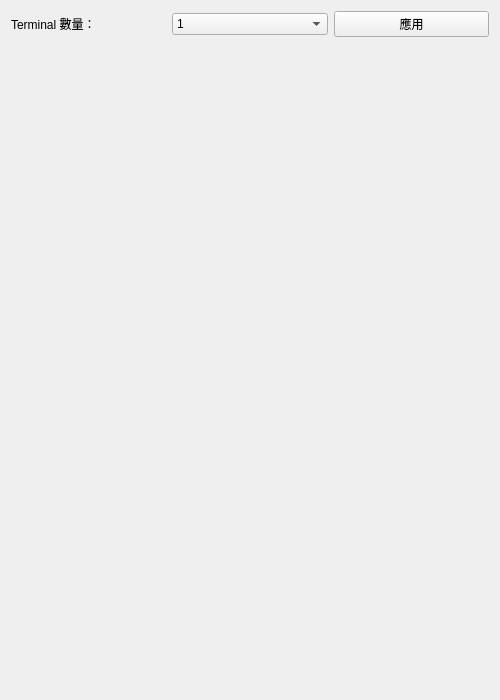
This is ui/adt_settings.ui in mickey9910326/ASA_HMI_Data_Agent as Qt 5 draws it before an edit. The edited form follows.
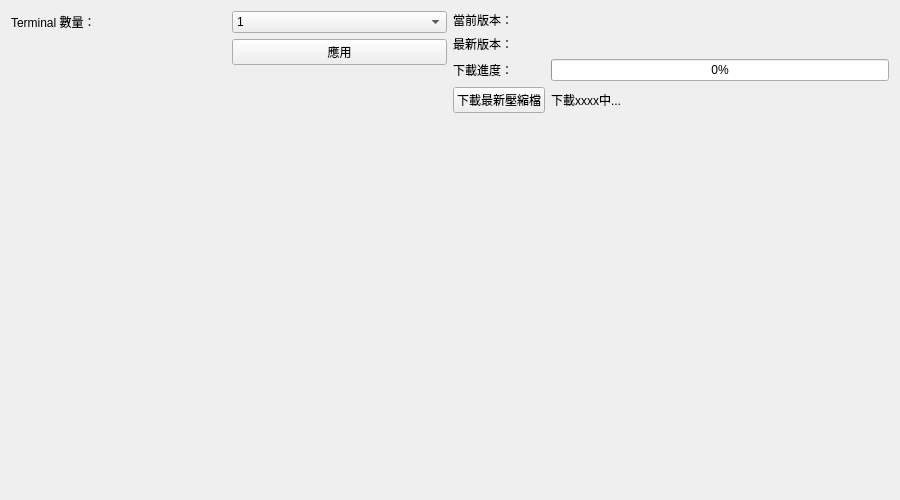
This is the edited form.

What changed in the file:
```diff
--- a/ui/adt_settings.ui
+++ b/ui/adt_settings.ui
@@ -6,51 +6,162 @@
    <rect>
     <x>0</x>
     <y>0</y>
-    <width>500</width>
-    <height>700</height>
+    <width>900</width>
+    <height>500</height>
    </rect>
   </property>
-  <layout class="QGridLayout" name="gridLayout">
-   <item row="0" column="0">
-    <widget class="QLabel" name="label_termNum">
-     <property name="text">
-      <string>Terminal 數量：</string>
-     </property>
-    </widget>
+  <layout class="QHBoxLayout" name="horizontalLayout">
+   <item>
+    <layout class="QVBoxLayout" name="verticalLayout">
+     <item>
+      <layout class="QGridLayout" name="gridLayout_2">
+       <item row="0" column="0">
+        <widget class="QLabel" name="label_termNum">
+         <property name="text">
+          <string>Terminal 數量：</string>
+         </property>
+        </widget>
+       </item>
+       <item row="0" column="1">
+        <widget class="QComboBox" name="comboBox_termNum">
+         <item>
+          <property name="text">
+           <string>1</string>
+          </property>
+         </item>
+         <item>
+          <property name="text">
+           <string>2</string>
+          </property>
+         </item>
+        </widget>
+       </item>
+       <item row="1" column="1">
+        <widget class="QPushButton" name="pushButton_termNumApply">
+         <property name="text">
+          <string>應用</string>
+         </property>
+        </widget>
+       </item>
+      </layout>
+     </item>
+     <item>
+      <spacer name="verticalSpacer">
+       <property name="orientation">
+        <enum>Qt::Vertical</enum>
+       </property>
+       <property name="sizeHint" stdset="0">
+        <size>
+         <width>20</width>
+         <height>40</height>
+        </size>
+       </property>
+      </spacer>
+     </item>
+     <item>
+      <spacer name="horizontalSpacer_2">
+       <property name="orientation">
+        <enum>Qt::Horizontal</enum>
+       </property>
+       <property name="sizeHint" stdset="0">
+        <size>
+         <width>40</width>
+         <height>20</height>
+        </size>
+       </property>
+      </spacer>
+     </item>
+    </layout>
    </item>
-   <item row="0" column="2">
-    <widget class="QPushButton" name="pushButton_termNumApply">
-     <property name="text">
-      <string>應用</string>
-     </property>
-    </widget>
-   </item>
-   <item row="1" column="1">
-    <spacer name="verticalSpacer">
-     <property name="orientation">
-      <enum>Qt::Vertical</enum>
-     </property>
-     <property name="sizeHint" stdset="0">
-      <size>
-       <width>20</width>
-       <height>40</height>
-      </size>
-     </property>
-    </spacer>
-   </item>
-   <item row="0" column="1">
-    <widget class="QComboBox" name="comboBox_termNum">
+   <item>
+    <layout class="QVBoxLayout" name="verticalLayout_2">
      <item>
-      <property name="text">
-       <string>1</string>
-      </property>
+      <layout class="QGridLayout" name="gridLayout">
+       <item row="1" column="1">
+        <widget class="QLabel" name="label_lastestVersion">
+         <property name="text">
+          <string/>
+         </property>
+        </widget>
+       </item>
+       <item row="2" column="0">
+        <widget class="QLabel" name="label_downloadProg">
+         <property name="text">
+          <string>下載進度：</string>
+         </property>
+        </widget>
+       </item>
+       <item row="0" column="0">
+        <widget class="QLabel" name="label_currentVersionTitle">
+         <property name="text">
+          <string>當前版本：</string>
+         </property>
+        </widget>
+       </item>
+       <item row="0" column="1">
+        <widget class="QLabel" name="label_currentVersion">
+         <property name="text">
+          <string/>
+         </property>
+        </widget>
+       </item>
+       <item row="1" column="0">
+        <widget class="QLabel" name="label_lastestVersionTitle">
+         <property name="text">
+          <string>最新版本：</string>
+         </property>
+        </widget>
+       </item>
+       <item row="2" column="1">
+        <widget class="QProgressBar" name="progressBar_download">
+         <property name="value">
+          <number>0</number>
+         </property>
+        </widget>
+       </item>
+       <item row="3" column="1">
+        <widget class="QLabel" name="label_extraInfo">
+         <property name="text">
+          <string>下載xxxx中...</string>
+         </property>
+        </widget>
+       </item>
+       <item row="3" column="0">
+        <widget class="QPushButton" name="pushButton_download">
+         <property name="text">
+          <string>下載最新壓縮檔</string>
+         </property>
+        </widget>
+       </item>
+      </layout>
      </item>
      <item>
-      <property name="text">
-       <string>2</string>
-      </property>
+      <spacer name="verticalSpacer_2">
+       <property name="orientation">
+        <enum>Qt::Vertical</enum>
+       </property>
+       <property name="sizeHint" stdset="0">
+        <size>
+         <width>20</width>
+         <height>40</height>
+        </size>
+       </property>
+      </spacer>
      </item>
-    </widget>
+     <item>
+      <spacer name="horizontalSpacer">
+       <property name="orientation">
+        <enum>Qt::Horizontal</enum>
+       </property>
+       <property name="sizeHint" stdset="0">
+        <size>
+         <width>40</width>
+         <height>20</height>
+        </size>
+       </property>
+      </spacer>
+     </item>
+    </layout>
    </item>
   </layout>
  </widget>
```
